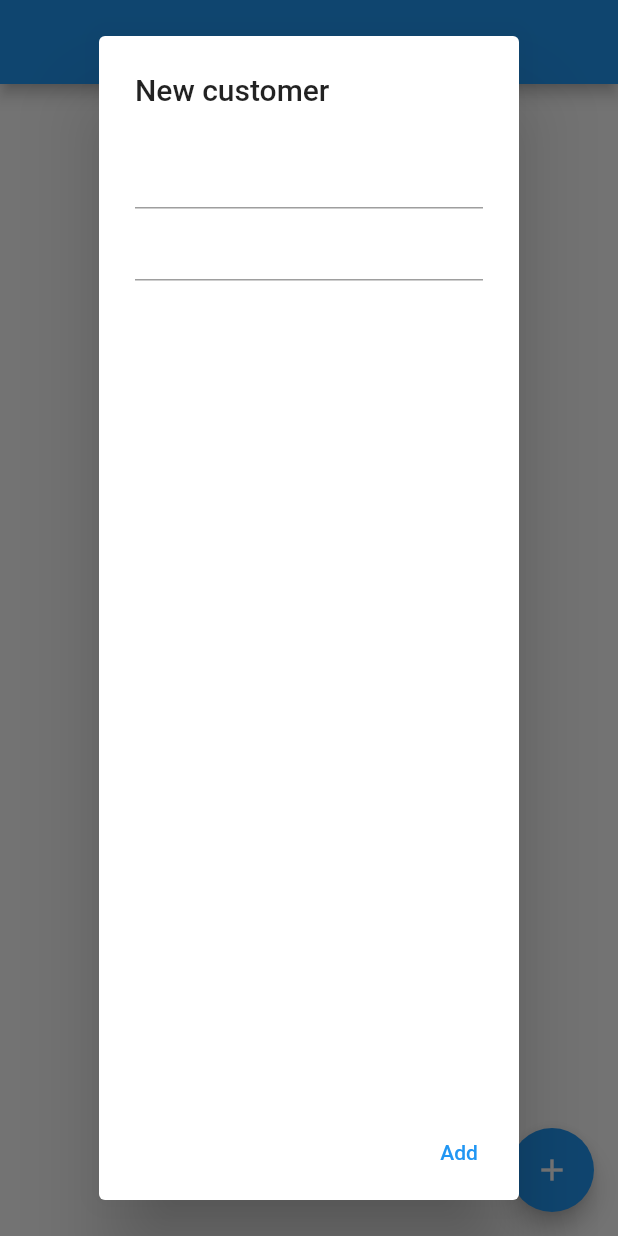
After one commit to Azizbek-Beknazarov/sharq-crm, a Flutter app: the CustomersPage screen opened directly, after a tap on the "add" icon, on a phone screen of 412 x 824 dp. The commit adds this screen. Run offline on Flutter 3.47's test engine with Material 2 defaults, Android fonts, the phone set to English and light mode, and no system bars; our stand-ins replace another_flushbar, cloud_firestore, dartz, equatable, firebase_auth, firebase_core and 4 more; accounts and stored records are empty.

Commit message:
GetAllCustomers finish

```diff
--- a/lib/features/auth/presentation/widget/sign_in_page/sign_in_form.dart
+++ b/lib/features/auth/presentation/widget/sign_in_page/sign_in_form.dart
@@ -5,7 +5,7 @@ import 'package:flutter/cupertino.dart';
 import 'package:flutter/material.dart';
 import 'package:flutter_bloc/flutter_bloc.dart';
 import 'package:sharq_crm/features/auth/presentation/widget/sign_in_page/sign_in_submit_buttons.dart';
-import 'package:sharq_crm/features/customers_page.dart';
+import 'package:sharq_crm/features/customers/presentation/page/customers_page.dart';
 
 import '../../../../../core/util/loading_widget.dart';
 import '../../../../../core/util/snackbar_message.dart';
--- a/lib/features/auth/presentation/widget/sign_up_page/sign up_form.dart
+++ b/lib/features/auth/presentation/widget/sign_up_page/sign up_form.dart
@@ -6,7 +6,7 @@ import 'package:flutter_bloc/flutter_bloc.dart';
 
 import '../../../../../core/util/loading_widget.dart';
 import '../../../../../core/util/snackbar_message.dart';
-import '../../../../customers_page.dart';
+import '../../../../customers/presentation/page/customers_page.dart';
 import '../../bloc/m_auth_bloc.dart';
 import 'sign_up_submit_buttons.dart';
 
--- a/lib/features/customers/data/datasourse/add_customer_r_ds.dart
+++ b/lib/features/customers/data/datasourse/add_customer_r_ds.dart
@@ -1,13 +1,33 @@
 import 'package:cloud_firestore/cloud_firestore.dart';
 import 'package:sharq_crm/features/customers/data/model/customer_model.dart';
 
-class AddCustomerRDS{
-  final  _customerCollection =
-  FirebaseFirestore.instance.collection('customers');
+abstract class CustomerRemoteDS {
+  Future<List<CustomerModel>> getAllCustomer();
+}
 
-   Future<void> createCustomer(CustomerModel customerModel) async {
-    await _customerCollection
-        .doc(customerModel.id)
-        .set(customerModel.toJson());
+class CustomerRemoteDSImpl implements CustomerRemoteDS {
+  CollectionReference reference =
+      FirebaseFirestore.instance.collection('customers');
+
+  @override
+  Future<List<CustomerModel>> getAllCustomer() async {
+    QuerySnapshot snapshot = await reference.get();
+
+    var customer = snapshot.docs
+        .map((e) =>
+            CustomerModel(name: e['name'], phone: e['phone'], id: e['id']))
+        .toList();
+
+    return Future.value(customer);
+  }
+
+}
+
+class AddCustomerRDS {
+  final _customerCollection =
+      FirebaseFirestore.instance.collection('customers');
+
+  Future<void> createCustomer(CustomerModel customerModel) async {
+    await _customerCollection.doc(customerModel.id).set(customerModel.toJson());
   }
 }
--- a/lib/features/customers/data/repository/customer_repo_impl.dart
+++ b/lib/features/customers/data/repository/customer_repo_impl.dart
@@ -1,27 +1,44 @@
+import 'package:dartz/dartz.dart';
+import 'package:sharq_crm/core/error/exception.dart';
+import 'package:sharq_crm/core/error/failures.dart';
 import 'package:sharq_crm/features/customers/data/model/customer_model.dart';
 
 import '../../../../core/network/network_info.dart';
 import '../../domain/repository/customer_repo.dart';
 import '../datasourse/add_customer_r_ds.dart';
 
-class CustomerRepositoryImpl implements CustomerRepository{
+class CustomerRepositoryImpl implements CustomerRepository {
   final AddCustomerRDS remodeDS;
+  final CustomerRemoteDS customerRemoteDS;
   NetworkInfo info;
-  CustomerRepositoryImpl({required this.remodeDS,required this.info});
+
+  CustomerRepositoryImpl(
+      {required this.remodeDS,
+      required this.info,
+      required this.customerRemoteDS});
+
   @override
   Future<void> addNewCustomer(CustomerModel customerModel) async {
-if(await info.isConnected){
+    if (await info.isConnected) {
       try {
-
         await remodeDS.createCustomer(customerModel);
-
-
-
-
       } catch (e) {
         return Future.error(e.toString());
       }
     }
+  }
 
+  @override
+  Future<Either<Failure, List<CustomerModel>>> getAllCuctomers() async {
+    if (await info.isConnected) {
+      try {
+        final remoteC = await customerRemoteDS.getAllCustomer();
+        return Right(remoteC);
+      } on ServerException {
+        return Left(ServerFailure());
+      }
+    } else {
+      return Left(ServerFailure());
     }
   }
+}
--- a/lib/features/customers/domain/repository/customer_repo.dart
+++ b/lib/features/customers/domain/repository/customer_repo.dart
@@ -1,5 +1,10 @@
+import 'package:dartz/dartz.dart';
 import 'package:sharq_crm/features/customers/data/model/customer_model.dart';
+
+import '../../../../core/error/failures.dart';
 
 abstract class CustomerRepository{
   Future<void> addNewCustomer(CustomerModel customerModel);
+
+  Future<Either<Failure, List<CustomerModel>>> getAllCuctomers();
 }
--- /dev/null
+++ b/lib/features/customers/domain/usecase/get_all_cus_usecase.dart
@@ -0,0 +1,21 @@
+import 'package:dartz/dartz.dart';
+import 'package:sharq_crm/core/error/failures.dart';
+import 'package:sharq_crm/core/usecase/usecase.dart';
+import 'package:sharq_crm/features/customers/data/model/customer_model.dart';
+import 'package:sharq_crm/features/customers/domain/repository/customer_repo.dart';
+
+class GetAllCustomersUseCase extends UseCase<List<CustomerModel>, NoParams> {
+  final CustomerRepository customerRepository;
+
+  GetAllCustomersUseCase(this.customerRepository);
+
+  @override
+  Future<Either<Failure, List<CustomerModel>>> call(NoParams params)async {
+    return await customerRepository.getAllCuctomers();
+  }
+
+
+
+
+
+}
--- /dev/null
+++ b/lib/features/customers/presentation/bloc/get_customers_cubit/get_cus_cubit.dart
@@ -0,0 +1,47 @@
+// void loadCustomer() async {
+//   if (state is InitialState) {
+//     return;
+//   }
+//   final currentState = state;
+//   var list = <CustomerModel>[];
+//   if (currentState is AllCustomersLoaded) {
+//     list = currentState.allCustomersLoaded;
+//     emit(AllCustomersLoaded(allCustomersLoaded: list));
+//   }
+// }
+import 'package:flutter_bloc/flutter_bloc.dart';
+import 'package:sharq_crm/core/usecase/usecase.dart';
+import 'package:sharq_crm/features/customers/data/model/customer_model.dart';
+import 'package:sharq_crm/features/customers/domain/entity/customer_entity.dart';
+import 'package:sharq_crm/features/customers/presentation/bloc/get_customers_cubit/get_cus_state.dart';
+
+import '../../../../../core/error/failures.dart';
+import '../../../../../core/util/constants.dart';
+import '../../../domain/usecase/get_all_cus_usecase.dart';
+
+class CustomerCubit extends Cubit<CustomersState>{
+ final GetAllCustomersUseCase getAllCus;
+
+  CustomerCubit({required this.getAllCus}):super (CustomerEmpty());
+
+ void loadCustomer() async {
+   if (state is CustomerLoading) return;
+
+   final failureOr = await getAllCus(NoParams( ));
+
+   failureOr.fold(
+           (error) => emit(CustomerError(message: _mapFailureToMessage(error))),
+           (character) {
+         emit(CustomersLoaded(customersLoaded: character));
+       });
+ }
+
+ String _mapFailureToMessage(Failure failure) {
+   switch (failure.runtimeType) {
+     case ServerFailure:
+       return SERVER_FAILURE_MESSAGE;
+     default:
+       return 'Unexpected Error';
+   }
+ }
+}
--- /dev/null
+++ b/lib/features/customers/presentation/bloc/get_customers_cubit/get_cus_state.dart
@@ -0,0 +1,39 @@
+import 'package:equatable/equatable.dart';
+
+import '../../../data/model/customer_model.dart';
+
+abstract class CustomersState extends Equatable {
+  const CustomersState();
+
+  @override
+  List<Object> get props => [];
+}
+
+class CustomerEmpty extends CustomersState {
+  @override
+  List<Object> get props => [];
+}
+
+class CustomerLoading extends CustomersState {
+
+
+  @override
+  List<Object> get props => [];
+}
+
+class CustomersLoaded extends CustomersState {
+  final List<CustomerModel> customersLoaded;
+
+  CustomersLoaded({required this.customersLoaded});
+  @override
+  List<Object> get props => [customersLoaded];
+}
+
+class CustomerError extends CustomersState {
+  final String message;
+
+  const CustomerError({required this.message});
+
+  @override
+  List<Object> get props => [message];
+}
--- a/lib/features/customers/presentation/bloc/new_customer_bloc.dart
+++ b/lib/features/customers/presentation/bloc/new_customer_bloc.dart
@@ -2,6 +2,7 @@ import 'package:equatable/equatable.dart';
 import 'package:flutter_bloc/flutter_bloc.dart';
 
 import '../../data/model/customer_model.dart';
+
 import '../../domain/usecase/new_customer_add_usecase.dart';
 
 part 'new_customer_state.dart';
@@ -11,8 +12,10 @@ part 'new_customer_event.dart';
 class CustomerBloc extends Bloc<CustomerEvent, AddNewCustomerState> {
   final AddNewCustomerUseCase _addNewCustomerUseCase;
 
-  CustomerBloc(this._addNewCustomerUseCase) : super(InitialState()) {
-    on<CustomerEvent>((event, emit) async {
+  CustomerBloc(
+    this._addNewCustomerUseCase,
+  ) : super(InitialState()) {
+    on<AddCustomerEvent>((event, emit) async {
       if (event is AddCustomerEvent) {
         emit(CustomerAddingState());
         await _addNewCustomerUseCase
--- /dev/null
+++ b/lib/features/customers/presentation/page/customers_page.dart
@@ -0,0 +1,73 @@
+import 'dart:async';
+
+import 'package:flutter/cupertino.dart';
+import 'package:flutter/material.dart';
+import 'package:flutter_bloc/flutter_bloc.dart';
+
+import 'package:sharq_crm/features/customers/data/model/customer_model.dart';
+import 'package:uuid/uuid.dart';
+
+import '../bloc/new_customer_bloc.dart';
+import '../widget/customer_list.dart';
+
+class CustomersPage extends StatelessWidget {
+  CustomersPage({Key? key}) : super(key: key);
+  TextEditingController nameController = TextEditingController();
+  TextEditingController phoneController = TextEditingController();
+  final uuid = Uuid();
+
+  @override
+  Widget build(BuildContext context) {
+    return Scaffold(
+      appBar: AppBar(),
+      body: CustomerList(),
+
+      //
+      floatingActionButton: BlocBuilder<CustomerBloc, AddNewCustomerState>(
+          builder: (context, state) {
+        return FloatingActionButton(
+          onPressed: () {
+            showDialog<void>(
+                context: context,
+                builder: (ctx) {
+                  return Center(
+                      child: AlertDialog(
+                    title: Text('New customer'),
+                    content: Column(
+                      children: [
+                        TextField(
+                          controller: nameController,
+                        ),
+                        TextField(
+                          controller: phoneController,
+                        ),
+                      ],
+                    ),
+                    actions: [
+                      TextButton(
+                        style: TextButton.styleFrom(
+                          textStyle: Theme.of(context).textTheme.labelLarge,
+                        ),
+                        child: const Text('Add'),
+                        onPressed: () {
+                          var customerModel = CustomerModel(
+                              name: nameController.text,
+                              phone: phoneController.text,
+                              id: uuid.v4());
+
+                          context
+                              .read<CustomerBloc>()
+                              .add(AddCustomerEvent(customerModel));
+                          Navigator.of(context).pop();
+                        },
+                      ),
+                    ],
+                  ));
+                });
+          },
+          child: Icon(Icons.add),
+        );
+      }),
+    );
+  }
+}
--- /dev/null
+++ b/lib/features/customers/presentation/widget/customer_list.dart
@@ -0,0 +1,79 @@
+import 'dart:async';
+
+import 'package:flutter/cupertino.dart';
+import 'package:flutter/material.dart';
+import 'package:flutter_bloc/flutter_bloc.dart';
+import 'package:sharq_crm/features/customers/data/model/customer_model.dart';
+import 'package:sharq_crm/features/customers/presentation/bloc/get_customers_cubit/get_cus_cubit.dart';
+import 'package:sharq_crm/features/customers/presentation/bloc/get_customers_cubit/get_cus_state.dart';
+
+class CustomerList extends StatelessWidget {
+  CustomerList({Key? key}) : super(key: key);
+  final scrollController = ScrollController();
+
+  void setupScrollController(BuildContext context) {
+
+    scrollController.addListener(() {
+      if (scrollController.position.atEdge) {
+        if (scrollController.position.pixels != 0) {
+
+          context.read<CustomerCubit>().loadCustomer();
+        }
+      }
+    });
+  }
+
+  @override
+  Widget build(BuildContext context) {
+    setupScrollController(context);
+    return BlocBuilder<CustomerCubit, CustomersState>(
+        builder: (context, state) {
+      List<CustomerModel> customers = [];
+      bool isLoading = false;
+
+      if (state is CustomerLoading) {
+        isLoading = true;
+        return Center(
+          child: CircularProgressIndicator(),
+        );
+      } else if (state is CustomersLoaded) {
+        customers = state.customersLoaded;
+      } else if (state is CustomerError) {
+        return Text(
+          state.message,
+          style: const TextStyle(color: Colors.white, fontSize: 25),
+        );
+      }
+      return ListView.separated(
+        controller: scrollController,
+        itemBuilder: (ctx, index) {
+
+          if (index < customers.length) {
+            return ListTile(
+              title: Text(customers[index].name),
+              subtitle: Text(customers[index].phone),
+            );
+
+
+
+
+          } else {
+            Timer(const Duration(milliseconds: 30), () {
+              scrollController
+                  .jumpTo(scrollController.position.maxScrollExtent);
+            });
+            return Center(child: CircularProgressIndicator(),);
+          }
+
+
+        },
+        separatorBuilder: (ctx, index) {
+          return Divider(
+            color: Colors.grey[400],
+          );
+        },
+        itemCount: customers.length + (isLoading ? 1 : 0),
+      );
+    });
+  }
+}
--- a/lib/features/splash_screen.dart
+++ b/lib/features/splash_screen.dart
@@ -3,7 +3,7 @@ import 'dart:async';
 
 import 'package:flutter/material.dart';
 import 'package:flutter_bloc/flutter_bloc.dart';
-import 'package:sharq_crm/features/customers_page.dart';
+import 'package:sharq_crm/features/customers/presentation/page/customers_page.dart';
 
 import '../core/util/constants.dart';
 import '../core/util/loading_widget.dart';
```
Also changed, not shown: lib/features/customers/data/model/customer_model.dart (+13 -11 lines), lib/features/customers_page.dart (deleted, +0 -155 lines), lib/features/injection_container.dart (+25 -24 lines), lib/main.dart (+5 -3 lines), lib/core/usecase/usecase.dart (line endings or trailing spaces), lib/core/util/constants.dart (line endings or trailing spaces), lib/features/customers/presentation/bloc/new_customer_state.dart (line endings or trailing spaces). Lines whose indentation alone changed are shown as unchanged.
